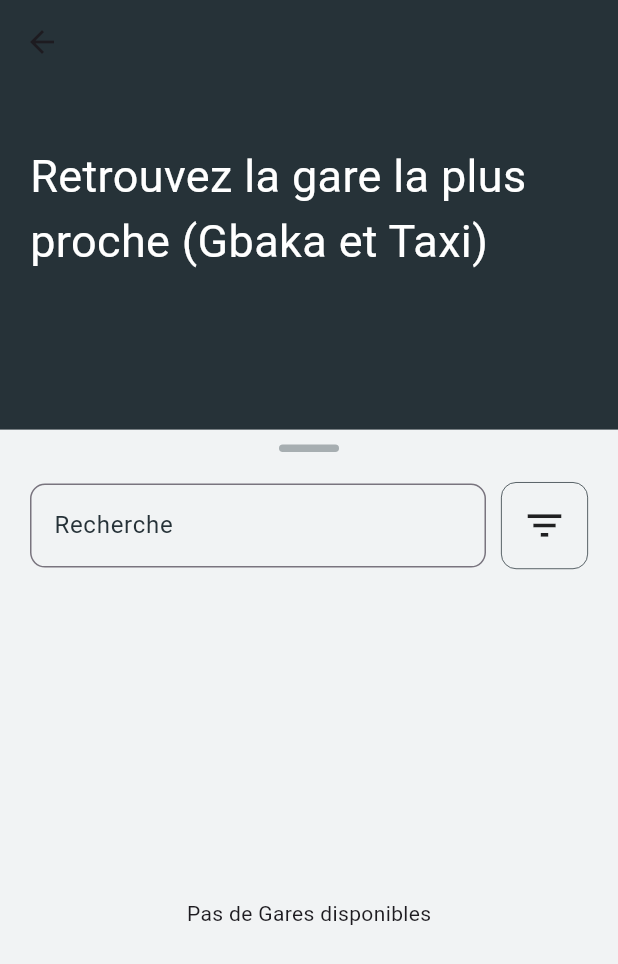
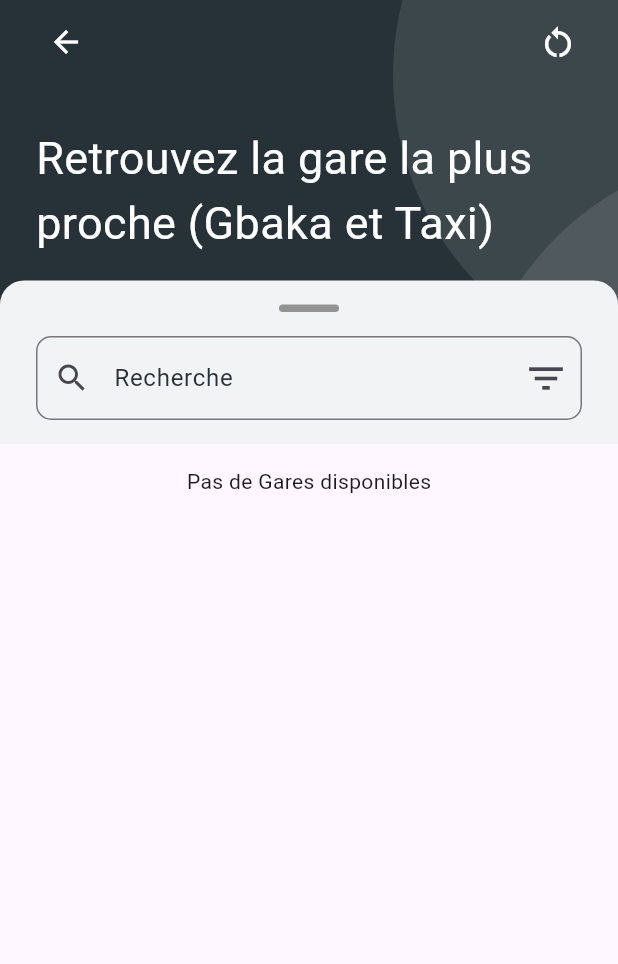
Before and after one commit to sackoba11/mobility, a Flutter app: the HomeOtherCarScreen screen opened by its route, on a phone screen of 412 x 824 dp. Shown: the top 964 px of the screen. Run offline on Flutter 3.47's test engine with Material 3 defaults, Android fonts, the phone set to English and light mode, and no system bars; our stand-ins replace cloud_firestore, connectivity_plus, dartz, firebase_auth, firebase_core, firebase_database and 9 more; accounts and stored records are empty; statements that could not run were skipped.

Commit message:
fix home other car screen

```diff
--- a/lib/common/widgets/custom_search_bar.dart
+++ b/lib/common/widgets/custom_search_bar.dart
@@ -7,12 +7,16 @@ class CustomSearchBar extends StatelessWidget {
   final TextEditingController textEditingController;
   final String hintText;
   final TextInputType keyBoardtype;
-  const  CustomSearchBar(
+  final void Function()? onPressedFilterIcon;
+  final bool withfilter;
+  const CustomSearchBar(
       {super.key,
       required this.onChanged,
       required this.textEditingController,
       required this.hintText,
-      this.keyBoardtype = TextInputType.phone});
+      this.keyBoardtype = TextInputType.phone,
+      this.onPressedFilterIcon,
+      this.withfilter = false});
 
   @override
   Widget build(BuildContext context) {
@@ -22,12 +26,21 @@ class CustomSearchBar extends StatelessWidget {
       controller: textEditingController,
       onChanged: onChanged,
       decoration: InputDecoration(
+          prefixIcon: Icon(Icons.search),
           focusColor: AppColor.primary,
           border: OutlineInputBorder(
               borderSide: BorderSide(color: AppColor.primary),
               borderRadius: BorderRadius.circular(10)),
           hintText: hintText,
-          hintStyle: TextStyle(color: AppColor.primary)),
+          hintStyle: TextStyle(color: AppColor.primary),
+          suffixIcon: withfilter
+              ? IconButton(
+                  onPressed: onPressedFilterIcon,
+                  icon: const Icon(
+                    Icons.filter_list_outlined,
+                    size: 30,
+                  ))
+              : null),
     );
   }
 }
--- a/lib/common/widgets/custom_shapes/containers/primary_header_container.dart
+++ b/lib/common/widgets/custom_shapes/containers/primary_header_container.dart
@@ -1,16 +1,16 @@
 import 'package:flutter/material.dart';
 
 import '../../../../utils/constants/app colors/app_colors.dart';
-import '../curved_edges/curved_edges_widget.dart';
+import '../../../../utils/constants/sizes.dart';
+import '../../../../utils/device/device_utility.dart';
 import 'cirlcular_container.dart';
 
 class PrimaryHeaderContainer extends StatelessWidget {
-  const PrimaryHeaderContainer({super.key, required this.child});
-  final Widget child;
+  const PrimaryHeaderContainer({super.key, required this.title});
+  final String title;
   @override
   Widget build(BuildContext context) {
-    return CurvedEdgeWidget(
-      child: Container(
+    return Container(
       color: AppColor.primary,
       padding: EdgeInsets.all(0),
       child: Stack(
@@ -29,9 +29,21 @@ class PrimaryHeaderContainer extends StatelessWidget {
               backgoundColor: AppColor.textWhite.withOpacity(0.1),
             ),
           ),
-            child,
+          Column(
+        children: [
+          SizedBox(height: ZMDeviceUtils.getAppBarHeight() * 1.5),
+          Padding(
+              padding: const EdgeInsets.symmetric(
+                horizontal: CustomSizes.defaultSpace,
+              ),
+              child: Text(
+                title,
+                style: TextStyle(fontSize: 30, color: AppColor.white),
+              )),
+          const SizedBox(height: CustomSizes.spaceBtwSections)
         ],
       ),
+        ],
       ),
     );
   }
--- a/lib/utils/constants/sizes.dart
+++ b/lib/utils/constants/sizes.dart
@@ -37,14 +37,14 @@ class CustomSizes {
   // Border radius
   static const double borderRadiusSm = 4.0;
   static const double borderRadiusMd = 8.0;
-  static const double borderRadiusLg = 12.0;
+  static const double borderRadiusLg = 16.0;
 
   // Divider height
   static const double dividerHeight = 1.0;
 
   // Input field
   static const double inputFieldRadius = 12.0;
-  static const double   spaceBtwInputFields = 16.0;
+  static const double spaceBtwInputFields = 16.0;
 
   // Card sizes
   static const double cardRadiusLg = 16.0;
--- a/lib/views/otherCar/screens/home_other_car_screen.dart
+++ b/lib/views/otherCar/screens/home_other_car_screen.dart
@@ -2,6 +2,8 @@ import 'package:flutter/material.dart';
 import 'package:get/get.dart';
 import 'package:mobility/views/otherCar/controllers/other_car_controller.dart';
 
+import '../../../common/widgets/appbar/appbar.dart';
+import '../../../common/widgets/appbar/custom_sliver_appbar.dart';
 import '../../../utils/constants/app colors/app_colors.dart';
 import '../../../common/widgets/custom_search_bar.dart';
 import '../../../common/widgets/item_itinerary.dart';
@@ -13,54 +15,28 @@ class HomeOtherCarScreen extends GetView<OtherCarController> {
   Widget build(BuildContext context) {
     Get.put(OtherCarController());
     return Scaffold(
-      extendBody: true,
-      appBar: AppBar(
-        backgroundColor: AppColor.primary,
-        elevation: 0,
+        extendBodyBehindAppBar: true,
+        appBar: CustomAppBar(
+          showBackArrow: true,
+          actions: [
+            IconButton(
+              iconSize: 26,
+              icon: Icon(
+                Icons.restart_alt,
+                color: AppColor.white,
               ),
-      backgroundColor: AppColor.primary,
-      body: Stack(
-        children: [
-          Padding(
-              padding: const EdgeInsets.symmetric(horizontal: 20, vertical: 40),
-              child: Text(
-                "Retrouvez la gare la plus proche (Gbaka et Taxi)",
-                style: TextStyle(fontSize: 30, color: AppColor.white),
-              )),
-          DraggableScrollableSheet(
-            initialChildSize: 0.7,
-            builder: (context, controller) {
-              return Container(
-                color: AppColor.background,
-                child: _buildColumn(context),
-              );
+              onPressed: () async {
+                await controller.getGares();
               },
-          )
+            ),
           ],
         ),
-    );
-  }
-
-  Widget _buildColumn(BuildContext context) {
-    return Padding(
-      padding: const EdgeInsets.symmetric(horizontal: 20),
-      child: Column(
-        crossAxisAlignment: CrossAxisAlignment.center,
-        children: <Widget>[
-          const SizedBox(height: 10),
-          Container(
-            width: 40,
-            height: 5,
-            decoration: ShapeDecoration(
-              color: const Color(0xFFA7AEB1),
-              shape: RoundedRectangleBorder(
-                side: const BorderSide(color: Color(0xFFA7AEB1)),
-                borderRadius: BorderRadius.circular(7),
-              ),
-            ),
-          ),
-          const SizedBox(height: 20),
-          GetBuilder<OtherCarController>(
+        body: NestedScrollView(
+            headerSliverBuilder: (_, innerBoxIsScrolled) {
+              return [
+                CustomSliverAppBar(
+                  title: "Retrouvez la gare la plus proche (Gbaka et Taxi)",
+                  bottomWiget: GetBuilder<OtherCarController>(
                     init: OtherCarController(),
                     builder: (otherController) {
                       return Row(
@@ -68,14 +44,19 @@ class HomeOtherCarScreen extends GetView<OtherCarController> {
                           Expanded(
                             child: CustomSearchBar(
                                 hintText: "Recherche",
+                                withfilter: true,
                                 keyBoardtype: TextInputType.text,
                                 textEditingController:
                                     otherController.textEdittingSearch,
+                                onPressedFilterIcon: () async {
+                                  await filter();
+                                },
                                 onChanged: (value) async {
                                   if (otherController
                                       .textEdittingSearch.text.isNotEmpty) {
                                     otherController.availableItinerary.value =
-                                await otherController.searchItinerary(value!);
+                                        await otherController
+                                            .searchItinerary(value!);
                                   } else {
                                     otherController.availableItinerary.value =
                                         (await otherController.getItinerary())
@@ -83,95 +64,14 @@ class HomeOtherCarScreen extends GetView<OtherCarController> {
                                   }
                                 }),
                           ),
-                  const SizedBox(
-                    width: 10,
-                  ),
-                  InkWell(
-                    onTap: () async {
-                      await filter();
-                    },
-                    child: Container(
-                        height: 58,
-                        width: 58,
-                        decoration: BoxDecoration(
-                            border:
-                                Border.all(color: AppColor.primary, width: 0.5),
-                            borderRadius: BorderRadius.circular(10)),
-                        child: const Icon(
-                          Icons.filter_list_outlined,
-                          size: 30,
-                        )),
-                  ),
                         ],
                       );
                     },
                   ),
-          const SizedBox(height: 15),
-          Expanded(
-            child: Obx(() {
-              if (controller.isLoading.value == true) {
-                return Center(
-                  child: CircularProgressIndicator(
-                    color: AppColor.primary,
                 ),
-                );
-              }
-              if (controller.availableItinerary.isEmpty &&
-                  controller.textEdittingSearch.text.isEmpty) {
-                return const Center(
-                  child: Text("Pas de Gares disponibles"),
-                );
-              }
-              if (controller.textEdittingSearch.text.isNotEmpty &&
-                  controller.availableItinerary.isEmpty) {
-                return Center(
-                  child: Row(
-                    mainAxisAlignment: MainAxisAlignment.center,
-                    children: [
-                      const Text(
-                        "Aucune gare trouvée pour ",
-                      ),
-                      Text(
-                        controller.textEdittingSearch.text,
-                        style: const TextStyle(fontWeight: FontWeight.bold),
-                      )
-                    ],
-                  ),
-                );
-              }
-
-              return ListView(
-                children: controller.availableItinerary
-                    .map((element) => Column(
-                          children: [
-                            if (controller.filterGbaka.value == true &&
-                                controller.filterTaxi.value == false &&
-                                element.type == "Gbaka")
-                              ItemItinerary(
-                                element: element,
-                              )
-                            else if (controller.filterTaxi.value == true &&
-                                controller.filterGbaka.value == false &&
-                                element.type == "Taxi")
-                              ItemItinerary(
-                                element: element,
-                              )
-                            else if (controller.filterTaxi.value == true &&
-                                    controller.filterGbaka.value == true ||
-                                controller.filterTaxi.value == false &&
-                                    controller.filterGbaka.value == false)
-                              ItemItinerary(
-                                element: element,
-                              ),
-                          ],
-                        ))
-                    .toList(),
-              );
-            }),
-          ),
-        ],
-      ),
-    );
+              ];
+            },
+            body: SingleChildScrollView(child: BodyScreen())));
   }
 
   Future<void> filter() async {
@@ -179,10 +79,6 @@ class HomeOtherCarScreen extends GetView<OtherCarController> {
         title: "",
         backgroundColor: AppColor.background,
         radius: 10,
-        // onWillPop: () async {
-        //   print('object');
-        //   return true;
-        // },
         contentPadding: const EdgeInsets.symmetric(horizontal: 20),
         content: Column(
           children: [
@@ -222,3 +118,83 @@ class HomeOtherCarScreen extends GetView<OtherCarController> {
         ));
   }
 }
+
+class BodyScreen extends StatelessWidget {
+  const BodyScreen({
+    super.key,
+  });
+
+  @override
+  Widget build(BuildContext context) {
+    var controller = Get.put(OtherCarController());
+    return Padding(
+      padding: const EdgeInsets.symmetric(horizontal: 20),
+      child: Column(
+        crossAxisAlignment: CrossAxisAlignment.center,
+        children: <Widget>[
+          const SizedBox(height: 15),
+          Obx(() {
+            if (controller.isLoading.value == true) {
+              return Center(
+                child: CircularProgressIndicator(
+                  color: AppColor.primary,
+                ),
+              );
+            }
+            if (controller.availableItinerary.isEmpty &&
+                controller.textEdittingSearch.text.isEmpty) {
+              return const Center(
+                child: Text("Pas de Gares disponibles"),
+              );
+            }
+            if (controller.textEdittingSearch.text.isNotEmpty &&
+                controller.availableItinerary.isEmpty) {
+              return Center(
+                child: Row(
+                  mainAxisAlignment: MainAxisAlignment.center,
+                  children: [
+                    const Text(
+                      "Aucune gare trouvée pour ",
+                    ),
+                    Text(
+                      controller.textEdittingSearch.text,
+                      style: const TextStyle(fontWeight: FontWeight.bold),
+                    )
+                  ],
+                ),
+              );
+            }
+
+            return Column(
+              children: controller.availableItinerary
+                  .map((element) => Column(
+                        children: [
+                          if (controller.filterGbaka.value == true &&
+                              controller.filterTaxi.value == false &&
+                              element.type == "Gbaka")
+                            ItemItinerary(
+                              element: element,
+                            )
+                          else if (controller.filterTaxi.value == true &&
+                              controller.filterGbaka.value == false &&
+                              element.type == "Taxi")
+                            ItemItinerary(
+                              element: element,
+                            )
+                          else if (controller.filterTaxi.value == true &&
+                                  controller.filterGbaka.value == true ||
+                              controller.filterTaxi.value == false &&
+                                  controller.filterGbaka.value == false)
+                            ItemItinerary(
+                              element: element,
+                            ),
+                        ],
+                      ))
+                  .toList(),
+            );
+          }),
+        ],
+      ),
+    );
+  }
+}
```
Also changed, not shown: lib/common/widgets/appbar/custom_sliver_appbar.dart (added, +61 -0 lines), lib/views/bus/screens/home_bus_screen.dart (+24 -2 lines), lib/views/bus/screens/widgets/custom_sliver_appbar.dart (deleted, +0 -90 lines), 4 other files. Lines whose indentation alone changed are shown as unchanged.
